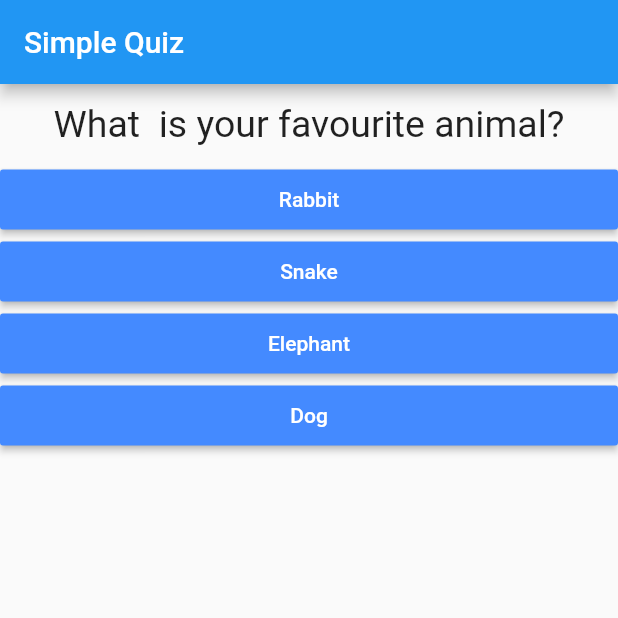
After one commit to Krutik-Ray/first_app, a Flutter app: the screen it shows after launch, after a tap on "Black", on a phone screen of 412 x 824 dp, the top half of it. The commit adds this screen. Run offline on Flutter 3.47's test engine with Material 2 defaults, Android fonts, the light colour scheme and no system bars.

Commit message:
splitting app into widgets

```diff
--- a/lib/main.dart
+++ b/lib/main.dart
@@ -1,6 +1,6 @@
-import 'package:first_app/answer.dart';
 import 'package:flutter/material.dart';
-import './question.dart';
+import './quiz.dart';
+import './result.dart';
 
 void main() => runApp(MyApp());
 
@@ -14,7 +14,7 @@ class MyApp extends StatefulWidget {
 class _MyAppState extends State<MyApp> {
   var _questionIndex = 0;
 
-  final questionsList = [
+  final _questionsList = [
     //final: runtime constant, const: compile and runtime constant.
     {
       //we can also declare values as constant, in that case, we can
@@ -33,13 +33,15 @@ class _MyAppState extends State<MyApp> {
   ];
 
   void _answerResponse() {
-    if (_questionIndex < questionsList.length) {
-      print('We have more questions.');
-    }
     setState(() {
       _questionIndex = _questionIndex + 1;
     });
     print(_questionIndex);
+    if (_questionIndex < _questionsList.length) {
+      print('We have more questions.');
+    } else {
+      print('No more questions...');
+    }
     print("Answer Selected from function! ");
   }
 
@@ -49,22 +51,12 @@ class _MyAppState extends State<MyApp> {
         appBar: AppBar(
           title: Text("Simple Quiz"),
         ),
-        body: _questionIndex < questionsList.length
-            ? Column(
-                children: [
-                  Question(
-                    questionsList[_questionIndex]['questionText'],
-                  ),
-                  ...(questionsList[_questionIndex]['answers'] as List<String>)
-                      .map((answer) {
-                    return Answer(_answerResponse, answer);
-                  }).toList()
-                  // Padding(padding: EdgeInsets.all(10)),
-                ],
-              )
-            : Center(
-                child: Text('You did it.'),
-              ),
+        body: _questionIndex < _questionsList.length
+            ? Quiz(
+                answerResponse: _answerResponse,
+                questionsList: _questionsList,
+                questionIndex: _questionIndex)
+            : Result(),
       ),
     );
   }
--- /dev/null
+++ b/lib/quiz.dart
@@ -0,0 +1,30 @@
+import 'package:flutter/material.dart';
+import './question.dart';
+import './answer.dart';
+
+class Quiz extends StatelessWidget {
+  final List<Map<String, Object>> questionsList;
+  final int questionIndex;
+  final Function answerResponse;
+
+  Quiz(
+      {@required this.questionsList,
+      @required this.answerResponse,
+      @required this.questionIndex});
+
+  @override
+  Widget build(BuildContext context) {
+    return Column(
+      children: [
+        Question(
+          questionsList[questionIndex]['questionText'],
+        ),
+        ...(questionsList[questionIndex]['answers'] as List<String>)
+            .map((answer) {
+          return Answer(answerResponse, answer);
+        }).toList()
+        // Padding(padding: EdgeInsets.all(10)),
+      ],
+    );
+  }
+}
```
Also changed, not shown: lib/result.dart (added, +10 -0 lines).
